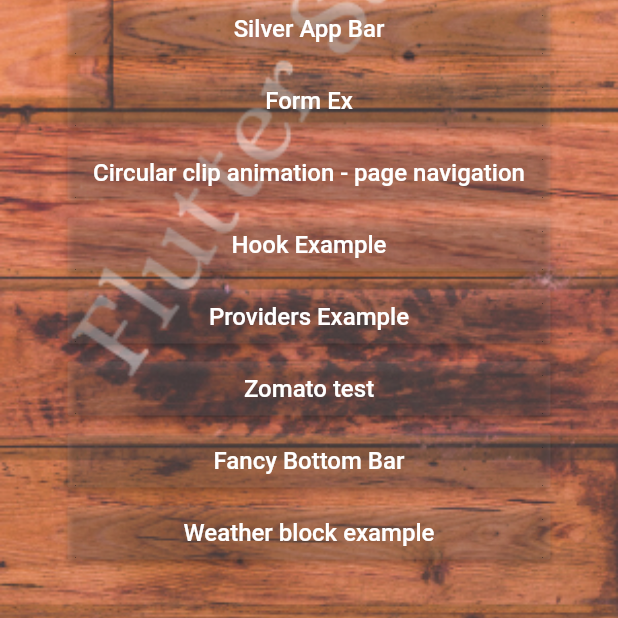
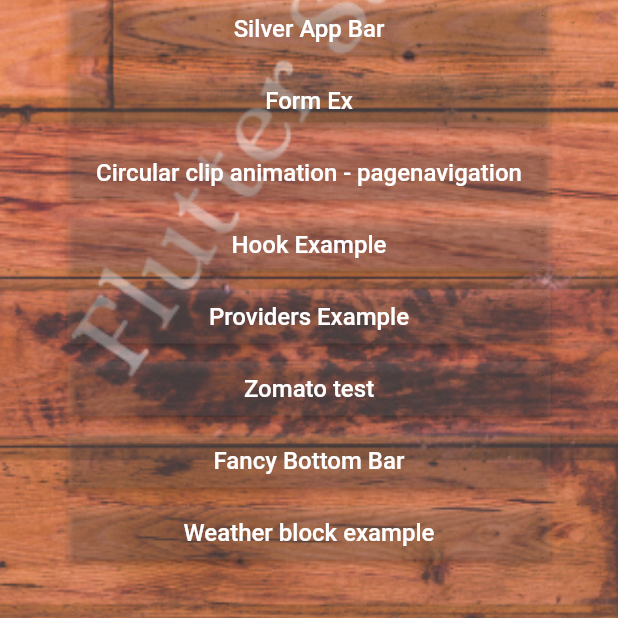
Before and after one commit to pravnviji/Flutter, a Flutter app: the screen it shows after launch, on a phone screen of 412 x 824 dp, the part 618-1236 px from its top. Run offline on Flutter 3.47's test engine with Material 2 defaults, Android fonts, the phone set to English and light mode, and no system bars; our stand-ins replace bloc, equatable, flutter_bloc, flutter_hooks, get_it, shared_preferences; missing offline and left inert: circular_clip_route.

Commit message:
test commit

```diff
--- a/lib/intro.dart
+++ b/lib/intro.dart
@@ -119,7 +119,7 @@ class _IntroPageState extends State<IntroPage> {
                   onPressed: _circularClipAction,
                   color: Colors.brown[100].withOpacity(0.1),
                   child: (Text(
-                    'Circular clip animation - page navigation',
+                    'Circular clip animation - pagenavigation',
                     style: TextStyle(color: Colors.white, fontSize: 16),
                   )),
                 ),
```
